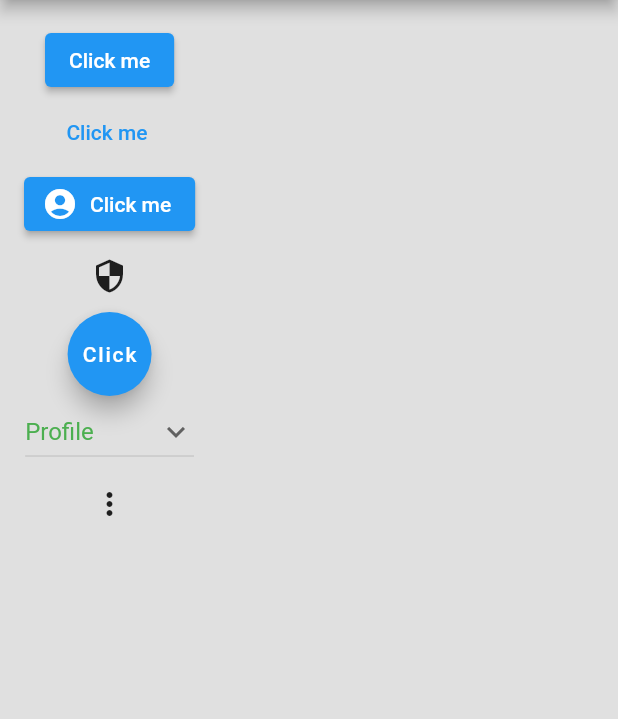
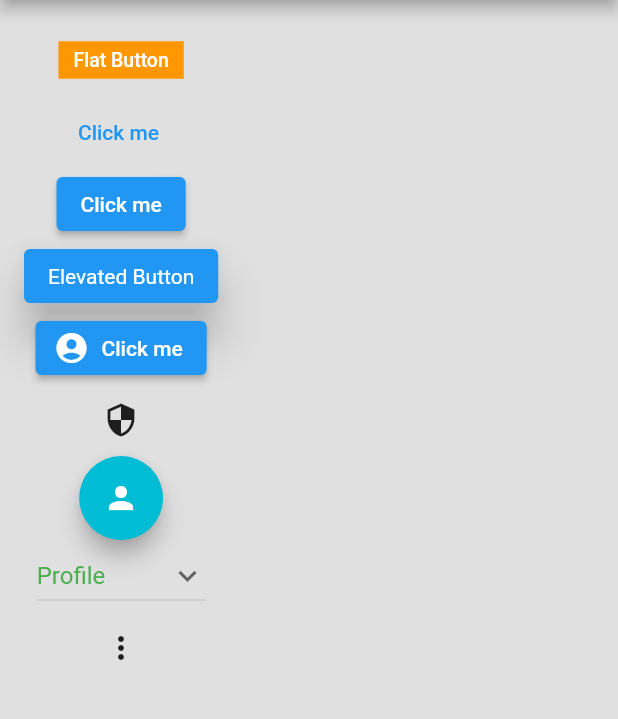
Before and after one commit to MSSohan/flutter_button_widget, a Flutter app: the screen it shows after launch, on a phone screen of 412 x 824 dp, the part 84-803 px from its top. Run offline on Flutter 3.47's test engine with Material 2 defaults, Android fonts, the phone set to English and light mode, and no system bars.

Commit message:
raised and flat button added

```diff
--- a/lib/main.dart
+++ b/lib/main.dart
@@ -47,15 +47,40 @@ class _MyAppState extends State<MyApp> {
             children: [
 
 
+              // Flat Button
+              TextButton(
+                onPressed: () {},
+                child: Container(
+                  color: Colors.orange,
+                  padding: const EdgeInsets.symmetric(vertical: 5, horizontal: 10),
+                  child: const Text(
+                    'Flat Button',
+                    style: TextStyle(color: Colors.white, fontSize: 13.0),
+                  ),
+                ),
+              ),
+
+
+              TextButton(
+                onPressed: (){print("onPressed");},
+                child: const Text('Click me '),
+              ),
+
+
               ElevatedButton(
                   onPressed: (){print("onPressed");},
                   child: const Text('Click me')
               ),
 
 
-              TextButton(
-                onPressed: (){print("onPressed");},
-                child: const Text('Click me '),
+              // Raised Button
+              ElevatedButton(
+                onPressed: () {},
+                // style: ButtonStyle(elevation: MaterialStateProperty(12.0 )),
+                style: ElevatedButton.styleFrom(
+                    elevation: 12.0,
+                    textStyle: const TextStyle(color: Colors.white)),
+                child: const Text('Elevated Button'),
               ),
 
 
@@ -73,13 +98,15 @@ class _MyAppState extends State<MyApp> {
 
 
               FloatingActionButton(
-                onPressed: (){print("onPressed");},
-                child: const Text('Click'),
+                child: Icon(Icons.person),
+                backgroundColor: Colors.cyan,
+                foregroundColor: Colors.white,
+                onPressed: () {},
               ),
 
 
               DropdownButton(
-                focusColor: Colors.green,
+                focusColor: Colors.red,
                 value: dropdownvalue,
                 icon: const Icon(Icons.keyboard_arrow_down),
                 items: items.map((String items) {
```
Also changed, not shown: pubspec.lock (added).
